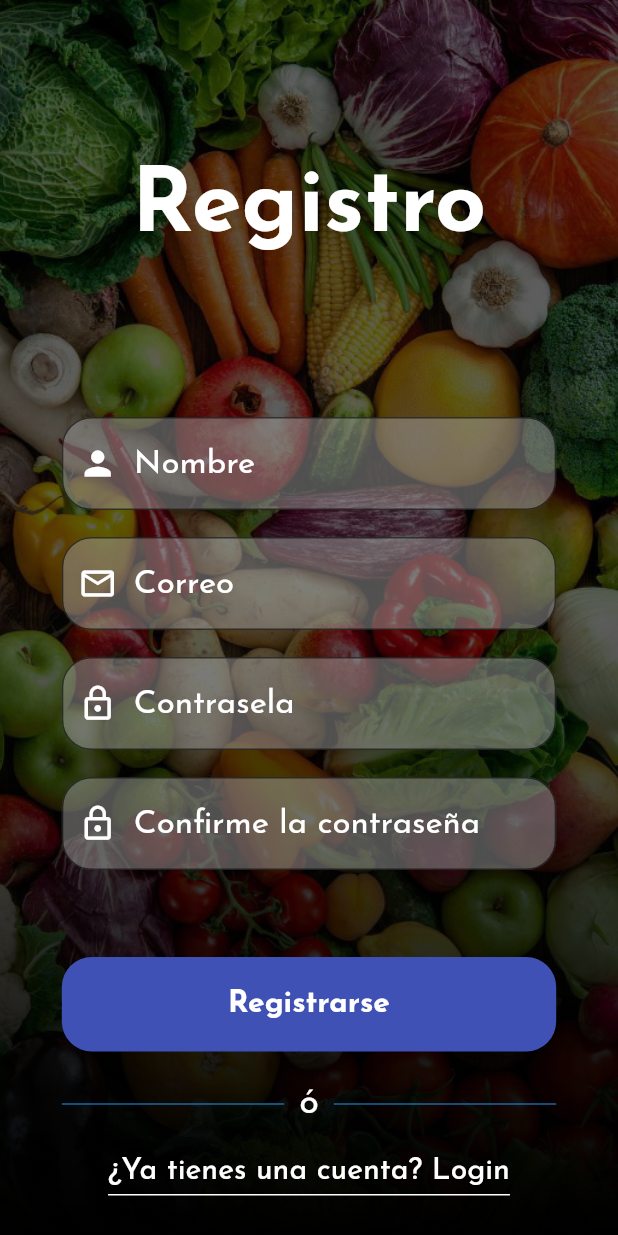
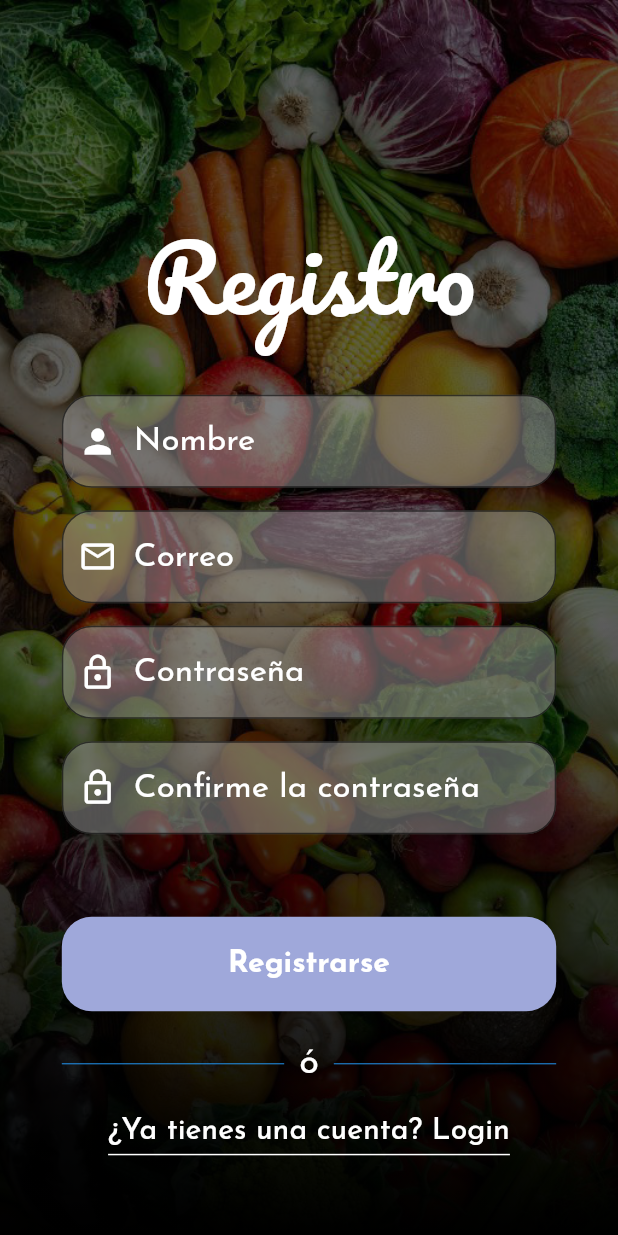
Before and after one commit to ShamirDuran/AgroXpressFlutter, a Flutter app: the screen it shows after launch, after a tap on "Crear nueva cuenta", on a phone screen of 412 x 824 dp. Run offline on Flutter 3.47's test engine with Material 2 defaults, Android fonts, the phone set to English and light mode, and no system bars; our stand-ins replace google_fonts, rxdart.

```diff
--- a/lib/main.dart
+++ b/lib/main.dart
@@ -1,7 +1,10 @@
+import 'package:agroxpress/src/bloc/login_bloc.dart';
+import 'package:agroxpress/src/bloc/register_bloc.dart';
 import 'package:agroxpress/src/pages/login_page.dart';
 import 'package:agroxpress/src/pages/register_page.dart';
 import 'package:flutter/material.dart';
 import 'package:google_fonts/google_fonts.dart';
+import 'package:provider/provider.dart';
 
 void main() {
   runApp(MyApp());
@@ -10,11 +13,17 @@ void main() {
 class MyApp extends StatelessWidget {
   @override
   Widget build(BuildContext context) {
-    return MaterialApp(
+    return MultiProvider(
+      providers: [
+        Provider(create: (context) => LoginBloc()),
+        Provider(create: (context) => RegisterBloc()),
+      ],
+      child: MaterialApp(
         theme: ThemeData(
           textTheme:
               GoogleFonts.josefinSansTextTheme(Theme.of(context).textTheme),
           primaryColor: Colors.indigo,
+          disabledColor: Colors.indigo[200],
         ),
         debugShowCheckedModeBanner: false,
         title: 'AgroXpress',
@@ -23,6 +32,7 @@ class MyApp extends StatelessWidget {
           "login": (_) => LoginPage(),
           "register": (_) => RegisterPage(),
         },
+      ),
     );
   }
 }
--- /dev/null
+++ b/lib/src/bloc/login_bloc.dart
@@ -0,0 +1,30 @@
+import 'package:agroxpress/src/bloc/validators.dart';
+import 'package:rxdart/subjects.dart';
+import 'package:rxdart/rxdart.dart';
+
+class LoginBloc with Validators {
+  final _emailController = BehaviorSubject<String>();
+  final _passwordController = BehaviorSubject<String>();
+
+  // Get
+  Stream<String> get emailStream =>
+      _emailController.stream.transform(validatorEmail);
+  Stream<String> get passwordStream =>
+      _passwordController.stream.transform(pwdValidator);
+
+  Stream<bool> get formValidStream =>
+      Rx.combineLatest2(emailStream, passwordStream, (a, b) => true);
+
+  // Set
+  Function(String) get changeEmail => _emailController.sink.add;
+  Function(String) get changePassword => _passwordController.sink.add;
+
+  // Get latest data
+  String get email => _emailController.value;
+  String get password => _passwordController.value;
+
+  void dispose() {
+    this._emailController.close();
+    this._passwordController.close();
+  }
+}
--- /dev/null
+++ b/lib/src/bloc/register_bloc.dart
@@ -0,0 +1,49 @@
+import 'dart:async';
+
+import 'package:agroxpress/src/bloc/validators.dart';
+import 'package:rxdart/subjects.dart';
+import 'package:rxdart/rxdart.dart';
+
+class RegisterBloc with Validators {
+  final _nameController = BehaviorSubject<String>();
+  final _emailController = BehaviorSubject<String>();
+  final _passwordController = BehaviorSubject<String>();
+  final _rePasswordController = BehaviorSubject<String>();
+
+  // Get
+  Stream<String> get nameStream =>
+      _nameController.stream.transform(nameValidator);
+  Stream<String> get emailStream =>
+      _emailController.stream.transform(validatorEmail);
+  Stream<String> get passwordStream =>
+      _passwordController.stream.transform(pwdValidator);
+  Stream<String> get rePasswordStream => _rePasswordController.stream
+          .transform(rePwdValidator)
+          .doOnData((String repwd) {
+        if (0 != _passwordController.value.compareTo(repwd)) {
+          _rePasswordController.addError("Las contraseñas deben coincidir");
+        }
+      });
+
+  Stream<bool> get formValidStream => Rx.combineLatest4(nameStream, emailStream,
+      passwordStream, rePasswordStream, (n, e, p, rp) => (p == rp));
+
+  // Set
+  Function(String) get changeName => _nameController.sink.add;
+  Function(String) get changeEmail => _emailController.sink.add;
+  Function(String) get changePassword => _passwordController.sink.add;
+  Function(String) get changeRePassword => _rePasswordController.sink.add;
+
+  // Get latest data
+  String get name => _nameController.value;
+  String get email => _emailController.value;
+  String get password => _passwordController.value;
+  String get rePassword => _rePasswordController.value;
+
+  void dispose() {
+    this._nameController.close();
+    this._emailController.close();
+    this._passwordController.close();
+    this._rePasswordController.close();
+  }
+}
--- a/lib/src/pages/login_page.dart
+++ b/lib/src/pages/login_page.dart
@@ -1,3 +1,4 @@
+import 'package:agroxpress/src/bloc/login_bloc.dart';
 import 'package:agroxpress/src/widgets/divider_or.dart';
 import 'package:flutter/material.dart';
 import 'package:agroxpress/src/utils/utils.dart';
@@ -5,40 +6,76 @@ import 'package:agroxpress/src/widgets/background_poster.dart';
 import 'package:agroxpress/src/widgets/input_field.dart';
 import 'package:agroxpress/src/widgets/rounded_button.dart';
 import 'package:agroxpress/src/widgets/title_expanded.dart';
+import 'package:provider/provider.dart';
 
 class LoginPage extends StatelessWidget {
   @override
   Widget build(BuildContext context) {
+    final _bloc = Provider.of<LoginBloc>(context);
+
     return Stack(
       children: [
         BackgroundPoster(),
         Scaffold(
           backgroundColor: Colors.transparent,
-          body: Column(
+          body: SingleChildScrollView(
+            child: Column(
               children: [
-              TitleExpanded(title: "AgroXpress"),
-              InputField(
+                // Title agroxpress
+                TitleExpanded(
+                  title: "AgroXpress",
+                  padTop: 0.16,
+                  padBottom: 0.15,
+                ),
+                // Email
+                StreamBuilder<Object>(
+                    stream: _bloc.emailStream,
+                    builder: (context, snapshot) {
+                      return InputField(
                         hintText: "Correo",
                         password: false,
                         icon: Icons.email_outlined,
                         inputType: TextInputType.emailAddress,
-                  inputAction: TextInputAction.next),
+                        inputAction: TextInputAction.next,
+                        error: snapshot.error,
+                        changeValue: _bloc.changeEmail,
+                      );
+                    }),
                 sb(10.0),
-              InputField(
+                // Password
+                StreamBuilder<Object>(
+                    stream: _bloc.passwordStream,
+                    builder: (context, snapshot) {
+                      return InputField(
                         hintText: "Contraseña",
                         password: true,
                         icon: Icons.lock,
                         inputType: TextInputType.name,
-                  inputAction: TextInputAction.done),
+                        inputAction: TextInputAction.done,
+                        error: snapshot.error,
+                        changeValue: _bloc.changePassword,
+                      );
+                    }),
+                // Forgot pwd link
                 olvidePwd(context),
                 sb(45),
-              RoundedButton(
+                // Login button
+                StreamBuilder<Object>(
+                    stream: _bloc.formValidStream,
+                    builder: (context, snapshot) {
+                      return RoundedButton(
                         text: "Login",
-              ),
+                        onPress: (snapshot.hasData)
+                            ? () => _login(_bloc, context)
+                            : null,
+                      );
+                    }),
                 DividerOr(),
+                // Register link
                 crearNuevaCuenta(context),
                 sb(27.0)
               ],
+            ),
           ),
         ),
       ],
@@ -76,4 +113,8 @@ class LoginPage extends StatelessWidget {
       ),
     );
   }
+
+  _login(LoginBloc bloc, BuildContext context) async {
+    print("login...");
   }
+}
--- a/lib/src/pages/register_page.dart
+++ b/lib/src/pages/register_page.dart
@@ -1,3 +1,4 @@
+import 'package:agroxpress/src/bloc/register_bloc.dart';
 import 'package:agroxpress/src/utils/utils.dart';
 import 'package:agroxpress/src/widgets/background_poster.dart';
 import 'package:agroxpress/src/widgets/divider_or.dart';
@@ -5,55 +6,108 @@ import 'package:agroxpress/src/widgets/input_field.dart';
 import 'package:agroxpress/src/widgets/rounded_button.dart';
 import 'package:agroxpress/src/widgets/title_expanded.dart';
 import 'package:flutter/material.dart';
+import 'package:provider/provider.dart';
 
 class RegisterPage extends StatelessWidget {
   @override
   Widget build(BuildContext context) {
+    final _bloc = Provider.of<RegisterBloc>(context);
+
     return Stack(
       children: [
         BackgroundPoster(),
         Scaffold(
           backgroundColor: Colors.transparent,
-          body: Column(
+          body: SingleChildScrollView(
+            child: Column(
               children: [
-              TitleExpanded(title: "Registro"),
-              InputField(
+                TitleExpanded(
+                  title: "Registro",
+                  padTop: 0.16,
+                  padBottom: 0.032,
+                ),
+                // Name
+                StreamBuilder<Object>(
+                  stream: _bloc.nameStream,
+                  builder: (context, snapshot) {
+                    return InputField(
                       hintText: "Nombre",
                       password: false,
                       icon: Icons.person,
                       inputType: TextInputType.name,
-                  inputAction: TextInputAction.next),
-              InputField(
+                      inputAction: TextInputAction.next,
+                      error: snapshot.error,
+                      changeValue: _bloc.changeName,
+                    );
+                  },
+                ),
+                // Email
+                StreamBuilder<Object>(
+                    stream: _bloc.emailStream,
+                    builder: (context, snapshot) {
+                      return InputField(
                         hintText: "Correo",
                         password: false,
                         icon: Icons.email_outlined,
                         inputType: TextInputType.emailAddress,
-                  inputAction: TextInputAction.next),
-              InputField(
-                  hintText: "Contrasela",
+                        inputAction: TextInputAction.next,
+                        error: snapshot.error,
+                        changeValue: _bloc.changeEmail,
+                      );
+                    }),
+                // Password
+                StreamBuilder<Object>(
+                    stream: _bloc.passwordStream,
+                    builder: (context, snapshot) {
+                      return InputField(
+                        hintText: "Contraseña",
                         password: true,
                         icon: Icons.lock_outline,
                         inputType: TextInputType.name,
-                  inputAction: TextInputAction.next),
-              InputField(
+                        inputAction: TextInputAction.next,
+                        error: snapshot.error,
+                        changeValue: _bloc.changePassword,
+                      );
+                    }),
+                // Confirm password
+                StreamBuilder<Object>(
+                    stream: _bloc.rePasswordStream,
+                    builder: (context, snapshot) {
+                      return InputField(
                         hintText: "Confirme la contraseña",
                         password: true,
                         icon: Icons.lock_outline,
                         inputType: TextInputType.name,
-                  inputAction: TextInputAction.done),
+                        inputAction: TextInputAction.done,
+                        error: snapshot.error,
+                        changeValue: _bloc.changeRePassword,
+                      );
+                    }),
                 sb(40.0),
-              RoundedButton(text: "Registrarse"),
+                // Register button
+                StreamBuilder<Object>(
+                    stream: _bloc.formValidStream,
+                    builder: (context, snapshot) {
+                      return RoundedButton(
+                        text: "Registrarse",
+                        onPress: (snapshot.hasData)
+                            ? () => _register(_bloc, context)
+                            : null,
+                      );
+                    }),
                 DividerOr(),
-              yaTengoCuenta(context),
+                // I have account label
+                alreadyHaveAcount(context),
                 sb(27),
               ],
+            ),
           ),
         )
       ],
     );
   }
 
-  Widget yaTengoCuenta(BuildContext context) {
+  Widget alreadyHaveAcount(BuildContext context) {
     return GestureDetector(
       // TODO: revisar el navigator
       onTap: () => Navigator.pushNamed(context, "login"),
@@ -71,4 +125,8 @@ class RegisterPage extends StatelessWidget {
       ),
     );
   }
+
+  _register(RegisterBloc bloc, BuildContext context) {
+    print("Register...");
   }
+}
--- a/lib/src/widgets/input_field.dart
+++ b/lib/src/widgets/input_field.dart
@@ -7,23 +7,28 @@ class InputField extends StatelessWidget {
   final IconData icon;
   final TextInputType inputType;
   final TextInputAction inputAction;
+  final String error;
+  final changeValue;
 
   final kTextStyle = TextStyle(fontSize: 22, color: Colors.white);
 
-  InputField(
-      {@required this.hintText,
-      @required this.password,
-      @required this.icon,
-      @required this.inputType,
-      @required this.inputAction});
+  InputField({
+    @required this.hintText,
+    @required this.password,
+    @required this.icon,
+    @required this.inputType,
+    @required this.inputAction,
+    @required this.error,
+    @required this.changeValue,
+  });
 
   @override
   Widget build(BuildContext context) {
     Size size = MediaQuery.of(context).size;
 
     return Container(
-      height: 80.0,
       width: size.width * 0.8,
+      padding: EdgeInsets.only(bottom: 15),
       child: TextFormField(
         obscureText: this.password,
         textAlignVertical: TextAlignVertical.bottom,
@@ -39,6 +44,7 @@ class InputField extends StatelessWidget {
           ),
           labelText: this.hintText,
           labelStyle: this.kTextStyle,
+          errorText: this.error,
           prefixIcon: Icon(
             this.icon,
             color: Colors.white,
@@ -48,6 +54,7 @@ class InputField extends StatelessWidget {
         keyboardType: this.inputType,
         textInputAction: this.inputAction,
         style: this.kTextStyle,
+        onChanged: this.changeValue,
       ),
     );
   }
--- a/lib/src/widgets/rounded_button.dart
+++ b/lib/src/widgets/rounded_button.dart
@@ -3,8 +3,9 @@ import 'package:flutter/material.dart';
 
 class RoundedButton extends StatelessWidget {
   final String text;
+  final onPress;
 
-  RoundedButton({@required this.text});
+  RoundedButton({@required this.text, @required this.onPress});
 
   @override
   Widget build(BuildContext context) {
@@ -15,7 +16,9 @@ class RoundedButton extends StatelessWidget {
       height: 63,
       decoration: BoxDecoration(
         borderRadius: kBorderRadius,
-        color: Theme.of(context).primaryColor,
+        color: (this.onPress != null)
+            ? Theme.of(context).primaryColor
+            : Theme.of(context).disabledColor,
       ),
       child: FlatButton(
         child: Text(
@@ -25,7 +28,7 @@ class RoundedButton extends StatelessWidget {
               .headline6
               .copyWith(color: Colors.white, fontWeight: FontWeight.bold),
         ),
-        onPressed: () {},
+        onPressed: this.onPress,
       ),
     );
   }
--- a/lib/src/widgets/title_expanded.dart
+++ b/lib/src/widgets/title_expanded.dart
@@ -3,20 +3,31 @@ import 'package:google_fonts/google_fonts.dart';
 
 class TitleExpanded extends StatelessWidget {
   final String title;
+  final double padTop, padBottom;
 
-  TitleExpanded({@required this.title});
+  TitleExpanded({
+    @required this.title,
+    @required this.padTop,
+    @required this.padBottom,
+  });
 
   @override
   Widget build(BuildContext context) {
-    return Flexible(
+    final size = MediaQuery.of(context).size;
+
+    return Padding(
+      padding: EdgeInsets.only(
+        top: size.height * this.padTop,
+        bottom: size.height * this.padBottom,
+      ),
       child: Center(
         child: Text(
           this.title,
-          style: GoogleFonts.josefinSans(
+          style: GoogleFonts.pacifico(
               textStyle: TextStyle(
             color: Colors.white,
             fontSize: 60,
-            fontWeight: FontWeight.bold,
+            fontWeight: FontWeight.normal,
           )),
         ),
       ),
--- a/pubspec.yaml
+++ b/pubspec.yaml
@@ -28,6 +28,8 @@ dependencies:
   # Use with the CupertinoIcons class for iOS style icons.
   cupertino_icons: ^1.0.0
   google_fonts: ^1.1.1
+  provider: ^4.3.2+3
+  rxdart: ^0.24.1
 
 dev_dependencies:
   flutter_test:
```
Also changed, not shown: lib/src/bloc/validators.dart (added, +51 -0 lines), pubspec.lock. Lines whose indentation alone changed are shown as unchanged.
